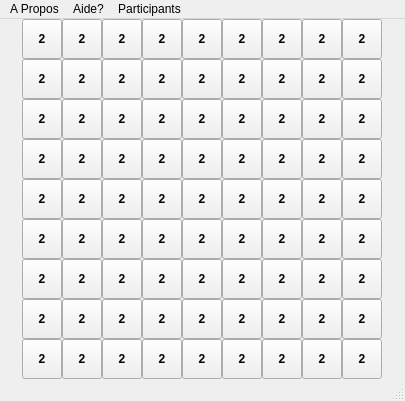
This is mainwindow.ui in Koffi-Roland/demineur as Qt 5 draws it before an edit. The edited form follows.
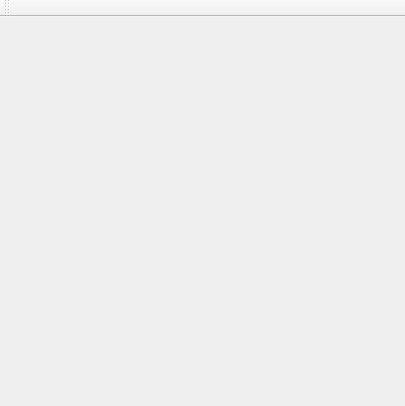
This is the edited form.

Commit message: Deplacemnt du cointenu de ui_mainwondow vers fenetre

The edit to the form file:
```diff
--- a/mainwindow.ui
+++ b/mainwindow.ui
@@ -7,7 +7,7 @@
     <x>0</x>
     <y>0</y>
     <width>405</width>
-    <height>312</height>
+    <height>406</height>
    </rect>
   </property>
   <property name="windowTitle">
@@ -39,1106 +39,19 @@
     <property name="spacing">
      <number>0</number>
     </property>
-    <item row="0" column="0">
-     <layout class="QGridLayout" name="grille">
-      <property name="sizeConstraint">
-       <enum>QLayout::SetNoConstraint</enum>
-      </property>
-      <property name="spacing">
-       <number>0</number>
-      </property>
-      <item row="4" column="4">
-       <widget class="QToolButton" name="case24">
-        <property name="minimumSize">
-         <size>
-          <width>40</width>
-          <height>40</height>
-         </size>
-        </property>
-        <property name="text">
-         <string>2</string>
-        </property>
-       </widget>
-      </item>
-      <item row="1" column="6">
-       <widget class="QToolButton" name="case49">
-        <property name="minimumSize">
-         <size>
-          <width>40</width>
-          <height>40</height>
-         </size>
-        </property>
-        <property name="text">
-         <string>2</string>
-        </property>
-       </widget>
-      </item>
-      <item row="8" column="4">
-       <widget class="QToolButton" name="case61">
-        <property name="minimumSize">
-         <size>
-          <width>40</width>
-          <height>40</height>
-         </size>
-        </property>
-        <property name="text">
-         <string>2</string>
-        </property>
-       </widget>
-      </item>
-      <item row="6" column="0">
-       <widget class="QToolButton" name="case34">
-        <property name="minimumSize">
-         <size>
-          <width>40</width>
-          <height>40</height>
-         </size>
-        </property>
-        <property name="text">
-         <string>2</string>
-        </property>
-       </widget>
-      </item>
-      <item row="7" column="2">
-       <widget class="QToolButton" name="case71">
-        <property name="minimumSize">
-         <size>
-          <width>40</width>
-          <height>40</height>
-         </size>
-        </property>
-        <property name="text">
-         <string>2</string>
-        </property>
-       </widget>
-      </item>
-      <item row="5" column="2">
-       <widget class="QToolButton" name="case30">
-        <property name="minimumSize">
-         <size>
-          <width>40</width>
-          <height>40</height>
-         </size>
-        </property>
-        <property name="text">
-         <string>2</string>
-        </property>
-       </widget>
-      </item>
-      <item row="4" column="3">
-       <widget class="QToolButton" name="case22">
-        <property name="minimumSize">
-         <size>
-          <width>40</width>
-          <height>40</height>
-         </size>
-        </property>
-        <property name="text">
-         <string>2</string>
-        </property>
-       </widget>
-      </item>
-      <item row="4" column="6">
-       <widget class="QToolButton" name="case26">
-        <property name="minimumSize">
-         <size>
-          <width>40</width>
-          <height>40</height>
-         </size>
-        </property>
-        <property name="text">
-         <string>2</string>
-        </property>
-       </widget>
-      </item>
-      <item row="3" column="5">
-       <widget class="QToolButton" name="case21">
-        <property name="minimumSize">
-         <size>
-          <width>40</width>
-          <height>40</height>
-         </size>
-        </property>
-        <property name="text">
-         <string>2</string>
-        </property>
-       </widget>
-      </item>
-      <item row="6" column="6">
-       <widget class="QToolButton" name="case74">
-        <property name="minimumSize">
-         <size>
-          <width>40</width>
-          <height>40</height>
-         </size>
-        </property>
-        <property name="text">
-         <string>2</string>
-        </property>
-       </widget>
-      </item>
-      <item row="0" column="4">
-       <widget class="QToolButton" name="case10">
-        <property name="minimumSize">
-         <size>
-          <width>40</width>
-          <height>40</height>
-         </size>
-        </property>
-        <property name="text">
-         <string>2</string>
-        </property>
-       </widget>
-      </item>
-      <item row="3" column="6">
-       <widget class="QToolButton" name="case50">
-        <property name="minimumSize">
-         <size>
-          <width>40</width>
-          <height>40</height>
-         </size>
-        </property>
-        <property name="text">
-         <string>2</string>
-        </property>
-       </widget>
-      </item>
-      <item row="8" column="0">
-       <widget class="QToolButton" name="case3">
-        <property name="minimumSize">
-         <size>
-          <width>40</width>
-          <height>40</height>
-         </size>
-        </property>
-        <property name="text">
-         <string>2</string>
-        </property>
-       </widget>
-      </item>
-      <item row="7" column="0">
-       <widget class="QToolButton" name="case2">
-        <property name="minimumSize">
-         <size>
-          <width>40</width>
-          <height>40</height>
-         </size>
-        </property>
-        <property name="text">
-         <string>2</string>
-        </property>
-       </widget>
-      </item>
-      <item row="5" column="7">
-       <widget class="QToolButton" name="case80">
-        <property name="minimumSize">
-         <size>
-          <width>40</width>
-          <height>40</height>
-         </size>
-        </property>
-        <property name="text">
-         <string>2</string>
-        </property>
-       </widget>
-      </item>
-      <item row="1" column="7">
-       <widget class="QToolButton" name="case58">
-        <property name="minimumSize">
-         <size>
-          <width>40</width>
-          <height>40</height>
-         </size>
-        </property>
-        <property name="text">
-         <string>2</string>
-        </property>
-       </widget>
-      </item>
-      <item row="0" column="2">
-       <widget class="QToolButton" name="case6">
-        <property name="minimumSize">
-         <size>
-          <width>40</width>
-          <height>40</height>
-         </size>
-        </property>
-        <property name="text">
-         <string>2</string>
-        </property>
-       </widget>
-      </item>
-      <item row="2" column="2">
-       <widget class="QToolButton" name="case9">
-        <property name="minimumSize">
-         <size>
-          <width>40</width>
-          <height>40</height>
-         </size>
-        </property>
-        <property name="text">
-         <string>2</string>
-        </property>
-       </widget>
-      </item>
-      <item row="0" column="7">
-       <widget class="QToolButton" name="case70">
-        <property name="minimumSize">
-         <size>
-          <width>40</width>
-          <height>40</height>
-         </size>
-        </property>
-        <property name="text">
-         <string>2</string>
-        </property>
-       </widget>
-      </item>
-      <item row="6" column="1">
-       <widget class="QToolButton" name="case79">
-        <property name="minimumSize">
-         <size>
-          <width>40</width>
-          <height>40</height>
-         </size>
-        </property>
-        <property name="text">
-         <string>2</string>
-        </property>
-       </widget>
-      </item>
-      <item row="3" column="0">
-       <widget class="QToolButton" name="case23">
-        <property name="minimumSize">
-         <size>
-          <width>40</width>
-          <height>40</height>
-         </size>
-        </property>
-        <property name="text">
-         <string>2</string>
-        </property>
-       </widget>
-      </item>
-      <item row="6" column="5">
-       <widget class="QToolButton" name="case75">
-        <property name="minimumSize">
-         <size>
-          <width>40</width>
-          <height>40</height>
-         </size>
-        </property>
-        <property name="text">
-         <string>2</string>
-        </property>
-       </widget>
-      </item>
-      <item row="3" column="7">
-       <widget class="QToolButton" name="case45">
-        <property name="minimumSize">
-         <size>
-          <width>40</width>
-          <height>40</height>
-         </size>
-        </property>
-        <property name="text">
-         <string>2</string>
-        </property>
-       </widget>
-      </item>
-      <item row="0" column="8">
-       <widget class="QToolButton" name="case44">
-        <property name="minimumSize">
-         <size>
-          <width>40</width>
-          <height>40</height>
-         </size>
-        </property>
-        <property name="text">
-         <string>2</string>
-        </property>
-       </widget>
-      </item>
-      <item row="2" column="8">
-       <widget class="QToolButton" name="case42">
-        <property name="minimumSize">
-         <size>
-          <width>40</width>
-          <height>40</height>
-         </size>
-        </property>
-        <property name="text">
-         <string>2</string>
-        </property>
-       </widget>
-      </item>
-      <item row="5" column="6">
-       <widget class="QToolButton" name="case81">
-        <property name="minimumSize">
-         <size>
-          <width>40</width>
-          <height>40</height>
-         </size>
-        </property>
-        <property name="text">
-         <string>2</string>
-        </property>
-       </widget>
-      </item>
-      <item row="1" column="1">
-       <widget class="QToolButton" name="case59">
-        <property name="minimumSize">
-         <size>
-          <width>40</width>
-          <height>40</height>
-         </size>
-        </property>
-        <property name="text">
-         <string>2</string>
-        </property>
-       </widget>
-      </item>
-      <item row="3" column="2">
-       <widget class="QToolButton" name="case18">
-        <property name="minimumSize">
-         <size>
-          <width>40</width>
-          <height>40</height>
-         </size>
-        </property>
-        <property name="text">
-         <string>2</string>
-        </property>
-       </widget>
-      </item>
-      <item row="4" column="2">
-       <widget class="QToolButton" name="case5">
-        <property name="minimumSize">
-         <size>
-          <width>40</width>
-          <height>40</height>
-         </size>
-        </property>
-        <property name="text">
-         <string>2</string>
-        </property>
-       </widget>
-      </item>
-      <item row="5" column="3">
-       <widget class="QToolButton" name="case31">
-        <property name="minimumSize">
-         <size>
-          <width>40</width>
-          <height>40</height>
-         </size>
-        </property>
-        <property name="text">
-         <string>2</string>
-        </property>
-       </widget>
-      </item>
-      <item row="1" column="0">
-       <widget class="QToolButton" name="case55">
-        <property name="minimumSize">
-         <size>
-          <width>40</width>
-          <height>40</height>
-         </size>
-        </property>
-        <property name="text">
-         <string>2</string>
-        </property>
-       </widget>
-      </item>
-      <item row="1" column="3">
-       <widget class="QToolButton" name="case53">
-        <property name="minimumSize">
-         <size>
-          <width>40</width>
-          <height>40</height>
-         </size>
-        </property>
-        <property name="text">
-         <string>2</string>
-        </property>
-       </widget>
-      </item>
-      <item row="4" column="8">
-       <widget class="QToolButton" name="case40">
-        <property name="minimumSize">
-         <size>
-          <width>40</width>
-          <height>40</height>
-         </size>
-        </property>
-        <property name="text">
-         <string>2</string>
-        </property>
-       </widget>
-      </item>
-      <item row="8" column="3">
-       <widget class="QToolButton" name="case62">
-        <property name="minimumSize">
-         <size>
-          <width>40</width>
-          <height>40</height>
-         </size>
-        </property>
-        <property name="text">
-         <string>2</string>
-        </property>
-       </widget>
-      </item>
-      <item row="6" column="3">
-       <widget class="QToolButton" name="case77">
-        <property name="minimumSize">
-         <size>
-          <width>40</width>
-          <height>40</height>
-         </size>
-        </property>
-        <property name="text">
-         <string>2</string>
-        </property>
-       </widget>
-      </item>
-      <item row="3" column="1">
-       <widget class="QToolButton" name="case17">
-        <property name="minimumSize">
-         <size>
-          <width>40</width>
-          <height>40</height>
-         </size>
-        </property>
-        <property name="text">
-         <string>2</string>
-        </property>
-       </widget>
-      </item>
-      <item row="5" column="4">
-       <widget class="QToolButton" name="case32">
-        <property name="minimumSize">
-         <size>
-          <width>40</width>
-          <height>40</height>
-         </size>
-        </property>
-        <property name="text">
-         <string>2</string>
-        </property>
-       </widget>
-      </item>
-      <item row="2" column="6">
-       <widget class="QToolButton" name="case48">
-        <property name="minimumSize">
-         <size>
-          <width>40</width>
-          <height>40</height>
-         </size>
-        </property>
-        <property name="text">
-         <string>2</string>
-        </property>
-       </widget>
-      </item>
-      <item row="7" column="5">
-       <widget class="QToolButton" name="case67">
-        <property name="minimumSize">
-         <size>
-          <width>40</width>
-          <height>40</height>
-         </size>
-        </property>
-        <property name="text">
-         <string>2</string>
-        </property>
-       </widget>
-      </item>
-      <item row="6" column="8">
-       <widget class="QToolButton" name="case38">
-        <property name="minimumSize">
-         <size>
-          <width>40</width>
-          <height>40</height>
-         </size>
-        </property>
-        <property name="text">
-         <string>2</string>
-        </property>
-       </widget>
-      </item>
-      <item row="3" column="4">
-       <widget class="QToolButton" name="case20">
-        <property name="minimumSize">
-         <size>
-          <width>40</width>
-          <height>40</height>
-         </size>
-        </property>
-        <property name="text">
-         <string>2</string>
-        </property>
-       </widget>
-      </item>
-      <item row="6" column="7">
-       <widget class="QToolButton" name="case73">
-        <property name="minimumSize">
-         <size>
-          <width>40</width>
-          <height>40</height>
-         </size>
-        </property>
-        <property name="text">
-         <string>2</string>
-        </property>
-       </widget>
-      </item>
-      <item row="4" column="0">
-       <widget class="QToolButton" name="case47">
-        <property name="minimumSize">
-         <size>
-          <width>40</width>
-          <height>40</height>
-         </size>
-        </property>
-        <property name="text">
-         <string>2</string>
-        </property>
-       </widget>
-      </item>
-      <item row="7" column="6">
-       <widget class="QToolButton" name="case66">
-        <property name="minimumSize">
-         <size>
-          <width>40</width>
-          <height>40</height>
-         </size>
-        </property>
-        <property name="text">
-         <string>2</string>
-        </property>
-       </widget>
-      </item>
-      <item row="7" column="3">
-       <widget class="QToolButton" name="case69">
-        <property name="minimumSize">
-         <size>
-          <width>40</width>
-          <height>40</height>
-         </size>
-        </property>
-        <property name="text">
-         <string>2</string>
-        </property>
-       </widget>
-      </item>
-      <item row="0" column="5">
-       <widget class="QToolButton" name="case11">
-        <property name="minimumSize">
-         <size>
-          <width>40</width>
-          <height>40</height>
-         </size>
-        </property>
-        <property name="text">
-         <string>2</string>
-        </property>
-       </widget>
-      </item>
-      <item row="5" column="5">
-       <widget class="QToolButton" name="case33">
-        <property name="minimumSize">
-         <size>
-          <width>40</width>
-          <height>40</height>
-         </size>
-        </property>
-        <property name="text">
-         <string>2</string>
-        </property>
-       </widget>
-      </item>
-      <item row="6" column="2">
-       <widget class="QToolButton" name="case78">
-        <property name="minimumSize">
-         <size>
-          <width>40</width>
-          <height>40</height>
-         </size>
-        </property>
-        <property name="text">
-         <string>2</string>
-        </property>
-       </widget>
-      </item>
-      <item row="8" column="8">
-       <widget class="QToolButton" name="case35">
-        <property name="minimumSize">
-         <size>
-          <width>40</width>
-          <height>40</height>
-         </size>
-        </property>
-        <property name="text">
-         <string>2</string>
-        </property>
-       </widget>
-      </item>
-      <item row="2" column="1">
-       <widget class="QToolButton" name="case12">
-        <property name="minimumSize">
-         <size>
-          <width>40</width>
-          <height>40</height>
-         </size>
-        </property>
-        <property name="text">
-         <string>2</string>
-        </property>
-       </widget>
-      </item>
-      <item row="6" column="4">
-       <widget class="QToolButton" name="case76">
-        <property name="minimumSize">
-         <size>
-          <width>40</width>
-          <height>40</height>
-         </size>
-        </property>
-        <property name="text">
-         <string>2</string>
-        </property>
-       </widget>
-      </item>
-      <item row="1" column="5">
-       <widget class="QToolButton" name="case51">
-        <property name="minimumSize">
-         <size>
-          <width>40</width>
-          <height>40</height>
-         </size>
-        </property>
-        <property name="text">
-         <string>2</string>
-        </property>
-       </widget>
-      </item>
-      <item row="5" column="0">
-       <widget class="QToolButton" name="case37">
-        <property name="minimumSize">
-         <size>
-          <width>40</width>
-          <height>40</height>
-         </size>
-        </property>
-        <property name="text">
-         <string>2</string>
-        </property>
-       </widget>
-      </item>
-      <item row="0" column="6">
-       <widget class="QToolButton" name="case82">
-        <property name="minimumSize">
-         <size>
-          <width>40</width>
-          <height>40</height>
-         </size>
-        </property>
-        <property name="text">
-         <string>2</string>
-        </property>
-       </widget>
-      </item>
-      <item row="3" column="8">
-       <widget class="QToolButton" name="case41">
-        <property name="minimumSize">
-         <size>
-          <width>40</width>
-          <height>40</height>
-         </size>
-        </property>
-        <property name="text">
-         <string>2</string>
-        </property>
-       </widget>
-      </item>
-      <item row="3" column="3">
-       <widget class="QToolButton" name="case19">
-        <property name="minimumSize">
-         <size>
-          <width>40</width>
-          <height>40</height>
-         </size>
-        </property>
-        <property name="text">
-         <string>2</string>
-        </property>
-       </widget>
-      </item>
-      <item row="7" column="7">
-       <widget class="QToolButton" name="case65">
-        <property name="minimumSize">
-         <size>
-          <width>40</width>
-          <height>40</height>
-         </size>
-        </property>
-        <property name="text">
-         <string>2</string>
-        </property>
-       </widget>
-      </item>
-      <item row="5" column="1">
-       <widget class="QToolButton" name="case29">
-        <property name="minimumSize">
-         <size>
-          <width>40</width>
-          <height>40</height>
-         </size>
-        </property>
-        <property name="text">
-         <string>2</string>
-        </property>
-       </widget>
-      </item>
-      <item row="2" column="3">
-       <widget class="QToolButton" name="case14">
-        <property name="minimumSize">
-         <size>
-          <width>40</width>
-          <height>40</height>
-         </size>
-        </property>
-        <property name="text">
-         <string>2</string>
-        </property>
-       </widget>
-      </item>
-      <item row="2" column="0">
-       <widget class="QToolButton" name="case13">
-        <property name="minimumSize">
-         <size>
-          <width>40</width>
-          <height>40</height>
-         </size>
-        </property>
-        <property name="text">
-         <string>2</string>
-        </property>
-       </widget>
-      </item>
-      <item row="8" column="1">
-       <widget class="QToolButton" name="case64">
-        <property name="minimumSize">
-         <size>
-          <width>40</width>
-          <height>40</height>
-         </size>
-        </property>
-        <property name="text">
-         <string>2</string>
-        </property>
-       </widget>
-      </item>
-      <item row="8" column="5">
-       <widget class="QToolButton" name="case60">
-        <property name="minimumSize">
-         <size>
-          <width>40</width>
-          <height>40</height>
-         </size>
-        </property>
-        <property name="text">
-         <string>2</string>
-        </property>
-       </widget>
-      </item>
-      <item row="2" column="4">
-       <widget class="QToolButton" name="case15">
-        <property name="minimumSize">
-         <size>
-          <width>40</width>
-          <height>40</height>
-         </size>
-        </property>
-        <property name="text">
-         <string>2</string>
-        </property>
-       </widget>
-      </item>
-      <item row="8" column="6">
-       <widget class="QToolButton" name="case57">
-        <property name="minimumSize">
-         <size>
-          <width>40</width>
-          <height>40</height>
-         </size>
-        </property>
-        <property name="text">
-         <string>2</string>
-        </property>
-       </widget>
-      </item>
-      <item row="1" column="4">
-       <widget class="QToolButton" name="case52">
-        <property name="minimumSize">
-         <size>
-          <width>40</width>
-          <height>40</height>
-         </size>
-        </property>
-        <property name="text">
-         <string>2</string>
-        </property>
-       </widget>
-      </item>
-      <item row="2" column="5">
-       <widget class="QToolButton" name="case16">
-        <property name="minimumSize">
-         <size>
-          <width>40</width>
-          <height>40</height>
-         </size>
-        </property>
-        <property name="text">
-         <string>2</string>
-        </property>
-       </widget>
-      </item>
-      <item row="1" column="8">
-       <widget class="QToolButton" name="case43">
-        <property name="minimumSize">
-         <size>
-          <width>40</width>
-          <height>40</height>
-         </size>
-        </property>
-        <property name="text">
-         <string>2</string>
-        </property>
-       </widget>
-      </item>
-      <item row="1" column="2">
-       <widget class="QToolButton" name="case54">
-        <property name="minimumSize">
-         <size>
-          <width>40</width>
-          <height>40</height>
-         </size>
-        </property>
-        <property name="text">
-         <string>2</string>
-        </property>
-       </widget>
-      </item>
-      <item row="4" column="5">
-       <widget class="QToolButton" name="case25">
-        <property name="minimumSize">
-         <size>
-          <width>40</width>
-          <height>40</height>
-         </size>
-        </property>
-        <property name="text">
-         <string>2</string>
-        </property>
-       </widget>
-      </item>
-      <item row="5" column="8">
-       <widget class="QToolButton" name="case39">
-        <property name="minimumSize">
-         <size>
-          <width>40</width>
-          <height>40</height>
-         </size>
-        </property>
-        <property name="text">
-         <string>2</string>
-        </property>
-       </widget>
-      </item>
-      <item row="7" column="1">
-       <widget class="QToolButton" name="case72">
-        <property name="minimumSize">
-         <size>
-          <width>40</width>
-          <height>40</height>
-         </size>
-        </property>
-        <property name="text">
-         <string>2</string>
-        </property>
-       </widget>
-      </item>
-      <item row="0" column="0">
-       <widget class="QToolButton" name="case7">
-        <property name="minimumSize">
-         <size>
-          <width>40</width>
-          <height>40</height>
-         </size>
-        </property>
-        <property name="text">
-         <string>2</string>
-        </property>
-       </widget>
-      </item>
-      <item row="4" column="7">
-       <widget class="QToolButton" name="case28">
-        <property name="minimumSize">
-         <size>
-          <width>40</width>
-          <height>40</height>
-         </size>
-        </property>
-        <property name="text">
-         <string>2</string>
-        </property>
-       </widget>
-      </item>
-      <item row="7" column="4">
-       <widget class="QToolButton" name="case68">
-        <property name="minimumSize">
-         <size>
-          <width>40</width>
-          <height>40</height>
-         </size>
-        </property>
-        <property name="text">
-         <string>2</string>
-        </property>
-       </widget>
-      </item>
-      <item row="2" column="7">
-       <widget class="QToolButton" name="case46">
-        <property name="minimumSize">
-         <size>
-          <width>40</width>
-          <height>40</height>
-         </size>
-        </property>
-        <property name="text">
-         <string>2</string>
-        </property>
-       </widget>
-      </item>
-      <item row="0" column="3">
-       <widget class="QToolButton" name="case8">
-        <property name="minimumSize">
-         <size>
-          <width>40</width>
-          <height>40</height>
-         </size>
-        </property>
-        <property name="text">
-         <string>2</string>
-        </property>
-       </widget>
-      </item>
-      <item row="4" column="1">
-       <widget class="QToolButton" name="case4">
-        <property name="minimumSize">
-         <size>
-          <width>40</width>
-          <height>40</height>
-         </size>
-        </property>
-        <property name="text">
-         <string>2</string>
-        </property>
-       </widget>
-      </item>
-      <item row="0" column="1">
-       <widget class="QToolButton" name="case1">
-        <property name="minimumSize">
-         <size>
-          <width>40</width>
-          <height>40</height>
-         </size>
-        </property>
-        <property name="text">
-         <string>2</string>
-        </property>
-       </widget>
-      </item>
-      <item row="8" column="2">
-       <widget class="QToolButton" name="case63">
-        <property name="minimumSize">
-         <size>
-          <width>40</width>
-          <height>40</height>
-         </size>
-        </property>
-        <property name="text">
-         <string>2</string>
-        </property>
-       </widget>
-      </item>
-      <item row="8" column="7">
-       <widget class="QToolButton" name="case56">
-        <property name="minimumSize">
-         <size>
-          <width>40</width>
-          <height>40</height>
-         </size>
-        </property>
-        <property name="text">
-         <string>2</string>
-        </property>
-       </widget>
-      </item>
-      <item row="7" column="8">
-       <widget class="QToolButton" name="case36">
-        <property name="minimumSize">
-         <size>
-          <width>40</width>
-          <height>40</height>
-         </size>
-        </property>
-        <property name="text">
-         <string>2</string>
-        </property>
-       </widget>
-      </item>
-     </layout>
-    </item>
    </layout>
   </widget>
-  <widget class="QMenuBar" name="menubar">
-   <property name="geometry">
-    <rect>
-     <x>0</x>
-     <y>0</y>
-     <width>405</width>
-     <height>21</height>
-    </rect>
+  <widget class="QToolBar" name="toolBar">
+   <property name="windowTitle">
+    <string>toolBar</string>
    </property>
-   <widget class="QMenu" name="menuA_Propos">
-    <property name="title">
-     <string>A Propos</string>
-    </property>
-    <addaction name="actionVersion_1"/>
-   </widget>
-   <widget class="QMenu" name="menuAide">
-    <property name="title">
-     <string>Aide?</string>
-    </property>
-   </widget>
-   <widget class="QMenu" name="menuParticipants">
-    <property name="title">
-     <string>Participants</string>
-    </property>
-    <addaction name="actionAZIAWOR_KOFFI"/>
-    <addaction name="separator"/>
-    <addaction name="actionCOUBADJA_MAYI_MOUNA"/>
-    <addaction name="separator"/>
-    <addaction name="actionCOUBADJA_MAYI_MOUNA_2"/>
-   </widget>
-   <addaction name="menuA_Propos"/>
-   <addaction name="menuAide"/>
-   <addaction name="menuParticipants"/>
+   <attribute name="toolBarArea">
+    <enum>TopToolBarArea</enum>
+   </attribute>
+   <attribute name="toolBarBreak">
+    <bool>false</bool>
+   </attribute>
   </widget>
-  <widget class="QStatusBar" name="statusbar"/>
   <action name="actionVersion_1">
    <property name="text">
     <string>Version 1</string>
```
The commit also changes 5 other files.
